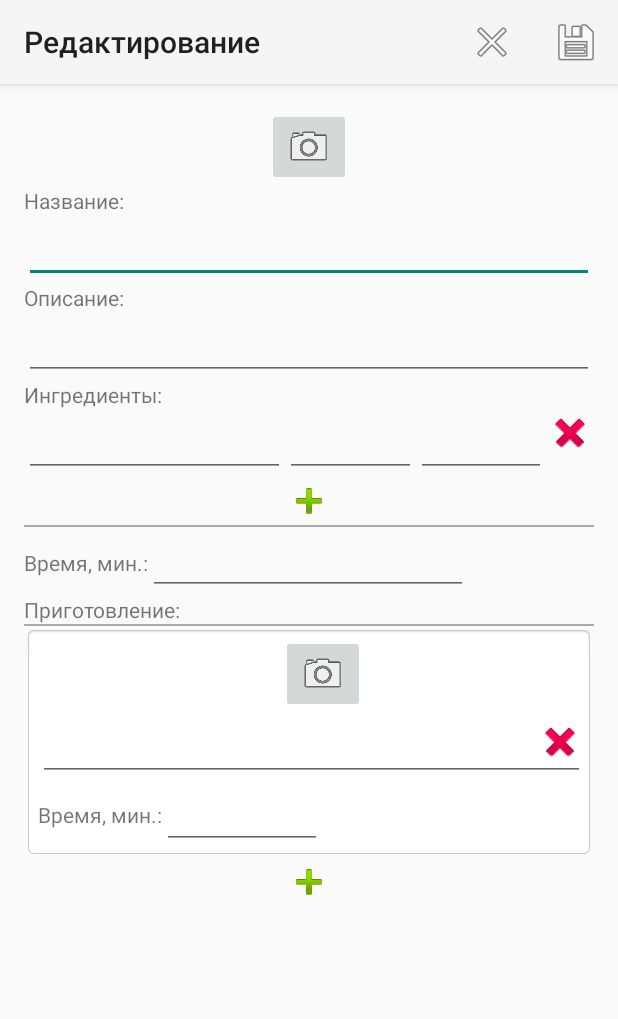
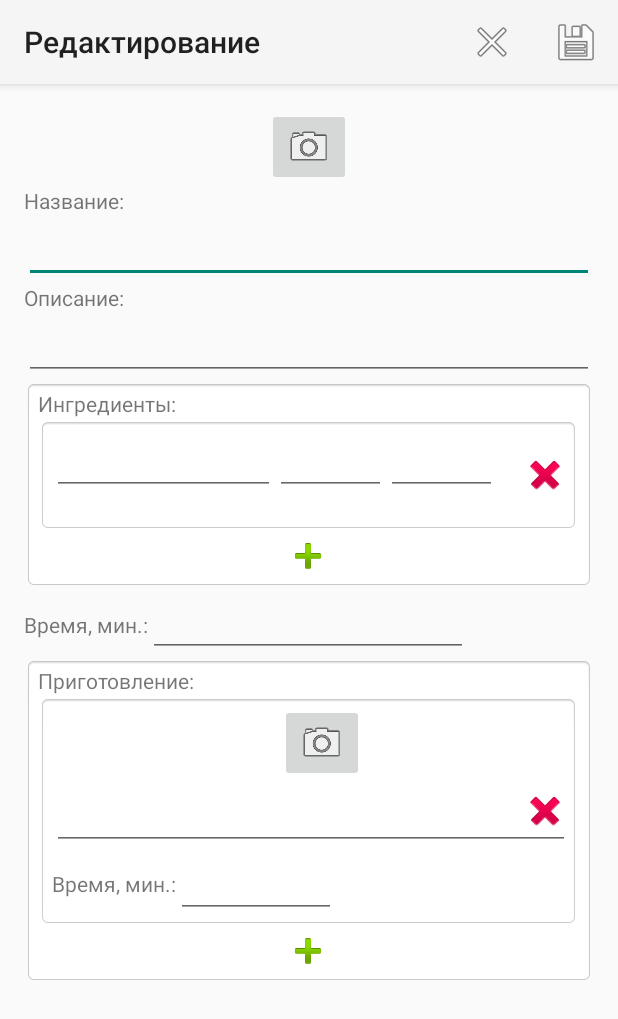
Before and after one commit to elagin/Ladle, an Android app: the EditRecActivity screen opened directly, with no data from a screen before it, on a phone screen of 412 x 824 dp. Shown: the top 1019 px of the screen. Run offline under Robolectric (Android 15) with nearby library versions, the phone set to English and light mode, and no system bars.

Commit message:
Подсчет времени в шагах. Верстка экранов.

```diff
--- a/app/src/main/java/com/pavel/elagin/ladle/Activites/MainActivity.java
+++ b/app/src/main/java/com/pavel/elagin/ladle/Activites/MainActivity.java
@@ -68,7 +68,9 @@ public class MainActivity extends AppCompatActivity implements ConfirmDialogFrag
                 TableRow row = (TableRow) LayoutInflater.from(this).inflate(R.layout.recipe_row, null);
                 ((TextView) row.findViewById(R.id.rec_name_row)).setText(item.getName());
                 ((TextView) row.findViewById(R.id.rec_desc_row)).setText(item.getDescription());
-                ((TextView) row.findViewById(R.id.rec_total_time)).setText(item.getTotalTime().toString());
+                String totalTime = item.getTotalStepTimeString();
+                if (totalTime.length() > 0)
+                    ((TextView) row.findViewById(R.id.rec_total_time)).setText(totalTime);
                 row.setId(item.getUid());
                 row.setOnClickListener(new View.OnClickListener() {
                     public void onClick(View v) {
--- a/app/src/main/java/com/pavel/elagin/ladle/Activites/ViewRecActivity.java
+++ b/app/src/main/java/com/pavel/elagin/ladle/Activites/ViewRecActivity.java
@@ -161,8 +161,10 @@ public class ViewRecActivity extends AppCompatActivity {
                 Recipe.Step item = stepList.get(i);
                 addStep(item.fileName, item.time, item.desc);
             }
-            if (recipe.getTotalTime() != null && recipe.getTotalTime().toString().length() > 0)
-                rec_total_time_count.setText(String.format(getString(R.string.time_format), recipe.getTotalTime().toString()));
+
+            String totalTime = recipe.getTotalStepTimeString();
+            if (totalTime.length() > 0)
+                rec_total_time_count.setText(totalTime);
             else
                 rec_total_time_count.setVisibility(View.GONE);
         }
--- a/app/src/main/res/layout/content_edit_rec.xml
+++ b/app/src/main/res/layout/content_edit_rec.xml
@@ -35,18 +35,18 @@
                     android:layout_centerHorizontal="true"
                     android:layout_centerVertical="true"
                     android:src="@drawable/ic_menu_camera"
-                    tools:layout_editor_absoluteY="109dp"
                     app:layout_constraintLeft_toLeftOf="parent"
-                    app:layout_constraintRight_toRightOf="parent" />
+                    app:layout_constraintRight_toRightOf="parent"
+                    tools:layout_editor_absoluteY="109dp"/>
 
                 <ImageButton
                     android:id="@+id/image_main_delete"
                     android:layout_width="wrap_content"
                     android:layout_height="wrap_content"
-                    app:srcCompat="@android:drawable/btn_dialog"
                     android:background="@android:color/transparent"
+                    app:layout_constraintRight_toRightOf="@+id/image_main"
                     app:layout_constraintTop_toTopOf="@+id/image_main"
-                    app:layout_constraintRight_toRightOf="@+id/image_main" />
+                    app:srcCompat="@android:drawable/btn_dialog"/>
 
             </android.support.constraint.ConstraintLayout>
 
@@ -79,8 +79,14 @@
                 android:id="@+id/edit_rec_descr"
                 android:layout_width="match_parent"
                 android:layout_height="wrap_content"
-                android:scrollHorizontally="false"
-                android:inputType="textMultiLine"/>
+                android:inputType="textMultiLine"
+                android:scrollHorizontally="false"/>
+
+            <LinearLayout
+                android:layout_width="match_parent"
+                android:layout_height="wrap_content"
+                android:background="@android:drawable/editbox_background_normal"
+                android:orientation="vertical">
 
                 <TextView
                     android:id="@+id/textView3"
@@ -91,20 +97,18 @@
                 <TableLayout
                     android:id="@+id/table_rec_ing"
                     android:layout_width="match_parent"
-                android:layout_height="wrap_content"/>
+                    android:layout_height="wrap_content"
+                    android:background="@android:drawable/editbox_background_normal"/>
 
                 <ImageButton
                     android:id="@+id/button_add_ing"
                     android:layout_width="wrap_content"
                     android:layout_height="wrap_content"
                     android:layout_gravity="center_horizontal"
-                app:srcCompat="@android:drawable/ic_input_add"
-                android:background="@android:color/transparent"/>
+                    android:background="@android:color/transparent"
+                    app:srcCompat="@android:drawable/ic_input_add"/>
 
-            <View
-                android:layout_width="match_parent"
-                android:layout_height="1dp"
-                android:background="@android:color/darker_gray"/>
+            </LinearLayout>
 
             <LinearLayout
                 android:layout_width="wrap_content"
@@ -125,16 +129,17 @@
                     android:inputType="number"/>
             </LinearLayout>
 
+            <LinearLayout
+                android:layout_width="match_parent"
+                android:layout_height="wrap_content"
+                android:background="@android:drawable/editbox_background_normal"
+                android:orientation="vertical">
+
                 <TextView
                     android:id="@+id/textView5"
                     android:layout_width="wrap_content"
                     android:layout_height="wrap_content"
                     android:text="@string/preparation"/>
-
-            <View
-                android:layout_width="match_parent"
-                android:layout_height="1dp"
-                android:background="@android:color/darker_gray"/>
 
                 <EditText
                     android:id="@+id/edit_rec_steps"
@@ -146,9 +151,9 @@
                 <TableLayout
                     android:id="@+id/edit_rec_steps_table"
                     android:layout_width="match_parent"
-                android:stretchColumns="*"
+                    android:layout_height="wrap_content"
                     android:shrinkColumns="*"
-                android:layout_height="wrap_content">
+                    android:stretchColumns="*">
                 </TableLayout>
 
                 <ImageButton
@@ -156,8 +161,10 @@
                     android:layout_width="wrap_content"
                     android:layout_height="wrap_content"
                     android:layout_gravity="center_horizontal"
-                app:srcCompat="@android:drawable/ic_input_add"
-                android:background="@android:color/transparent"/>
+                    android:background="@android:color/transparent"
+                    android:text="Добавить шаг"
+                    app:srcCompat="@android:drawable/ic_input_add"/>
+            </LinearLayout>
         </LinearLayout>
     </ScrollView>
 </LinearLayout>
--- a/app/src/main/res/layout/rec_ing_row.xml
+++ b/app/src/main/res/layout/rec_ing_row.xml
@@ -13,9 +13,10 @@
             android:id="@+id/ing_name"
             android:layout_width="wrap_content"
             android:layout_height="wrap_content"
-            android:inputType="text"
             android:ems="10"
-            android:layout_weight="2"/>
+            android:layout_weight="2"
+            android:scrollHorizontally="false"
+            android:inputType="textMultiLine"/>
 
         <EditText
             android:id="@+id/ing_count"
@@ -40,6 +41,7 @@
             android:layout_weight="0"
             android:onClick="onClick"
             app:srcCompat="@android:drawable/ic_delete"
+            android:layout_margin="@dimen/fab_margin"
             android:background="@android:color/transparent"/>
 
     </LinearLayout>
```
Also changed, not shown: app/src/main/java/com/pavel/elagin/ladle/Recipe.java (+35 -0 lines), app/src/main/res/layout/content_view_rec.xml (+31 -22 lines). Lines whose indentation alone changed are shown as unchanged.
